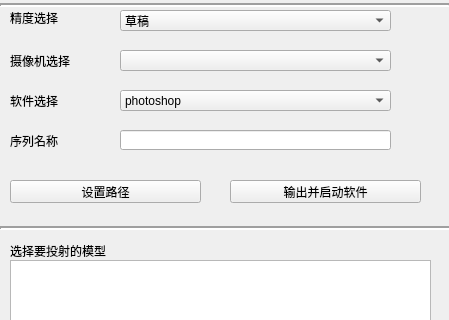
wangziheng0426/JMadOnion, file scripts/maya/JpyModules/dev/J_2DTransfer/J_2DTransfer.ui: the form before one commit; both pictures show x 0 to 449 and y 0 to 320 of the 449 by 567 pixel window.
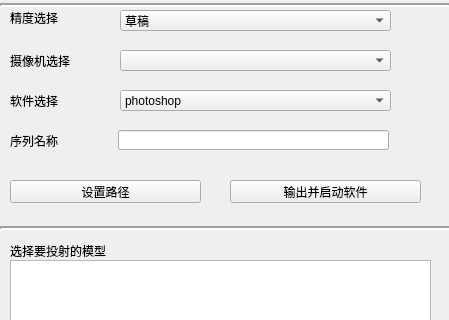
The form after the commit.

Diff of the .ui file:
```diff
--- a/scripts/maya/JpyModules/dev/J_2DTransfer/J_2DTransfer.ui
+++ b/scripts/maya/JpyModules/dev/J_2DTransfer/J_2DTransfer.ui
@@ -130,12 +130,15 @@
    <widget class="QLineEdit" name="lineEdit_filePath">
     <property name="geometry">
      <rect>
-      <x>120</x>
+      <x>118</x>
       <y>130</y>
       <width>271</width>
       <height>20</height>
      </rect>
     </property>
+    <property name="text">
+     <string/>
+    </property>
    </widget>
    <widget class="QLabel" name="label_S">
     <property name="geometry">
```
Left out of the diff: 2 changed lines with no effect on the pictures.
